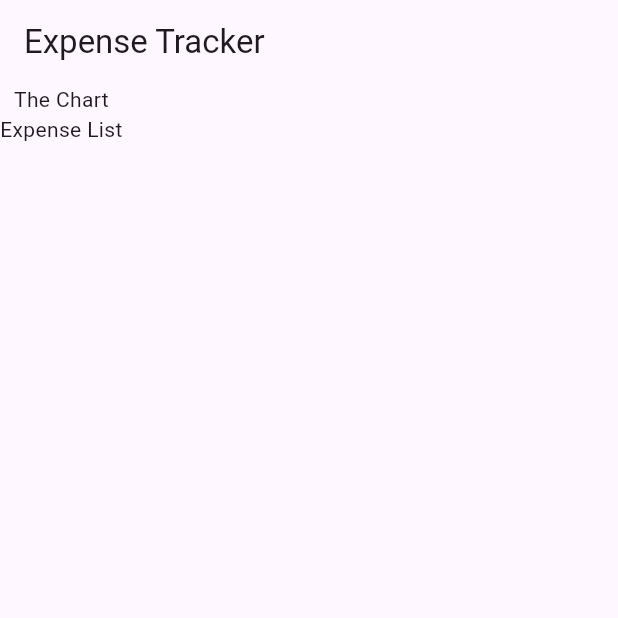
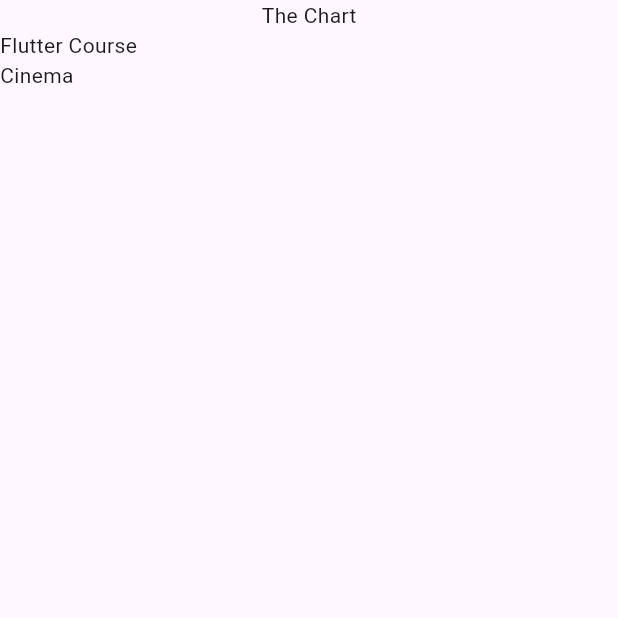
Before and after one commit to huseyinozenalbayrak/flutter-expense-tracker, a Flutter app: the screen it shows after launch, on a phone screen of 412 x 824 dp, the top half of it. Run offline on Flutter 3.47's test engine with Material 3 defaults, Android fonts, the phone set to English and light mode, and no system bars.

Commit message:
Implement Expenses feature with ExpensesList component and update Expenses widget

```diff
--- a/lib/expenses.dart
+++ b/lib/expenses.dart
@@ -1,3 +1,5 @@
+import 'package:expense_tracker/expenses_list.dart';
+import 'package:expense_tracker/models/expense.dart';
 import 'package:flutter/material.dart';
 
 class Expenses extends StatefulWidget {
@@ -10,11 +12,30 @@ class Expenses extends StatefulWidget {
 }
 
 class _ExpensesState extends State<Expenses> {
+  final List<Expense> _registeredExpenses = [
+    Expense(
+      title: 'Flutter Course',
+      amount: 19.99,
+      date: DateTime.now(),
+      category: Category.work,
+    ),
+    Expense(
+      title: 'Cinema',
+      amount: 15.69,
+      date: DateTime.now(),
+      category: Category.leisure,
+    ),
+  ];
+
   @override
   Widget build(BuildContext context) {
     return Scaffold(
-      appBar: AppBar(title: const Text('Expense Tracker')),
-      body: Column(children: const [Text('The Chart'), Text('Expense List')]),
+      body: Column(
+        children: [
+          Text('The Chart'),
+          Expanded(child: ExpensesList(expenses: _registeredExpenses)),
+        ],
+      ),
     );
   }
 }
--- /dev/null
+++ b/lib/expenses_list.dart
@@ -0,0 +1,16 @@
+import 'package:expense_tracker/models/expense.dart';
+import 'package:flutter/material.dart';
+
+class ExpensesList extends StatelessWidget {
+  const ExpensesList({super.key, required this.expenses});
+
+  final List<Expense> expenses;
+
+  @override
+  Widget build(BuildContext context) {
+    return ListView.builder(
+      itemCount: expenses.length,
+      itemBuilder: (ctx, index) => Text(expenses[index].title),
+    );
+  }
+}
```
